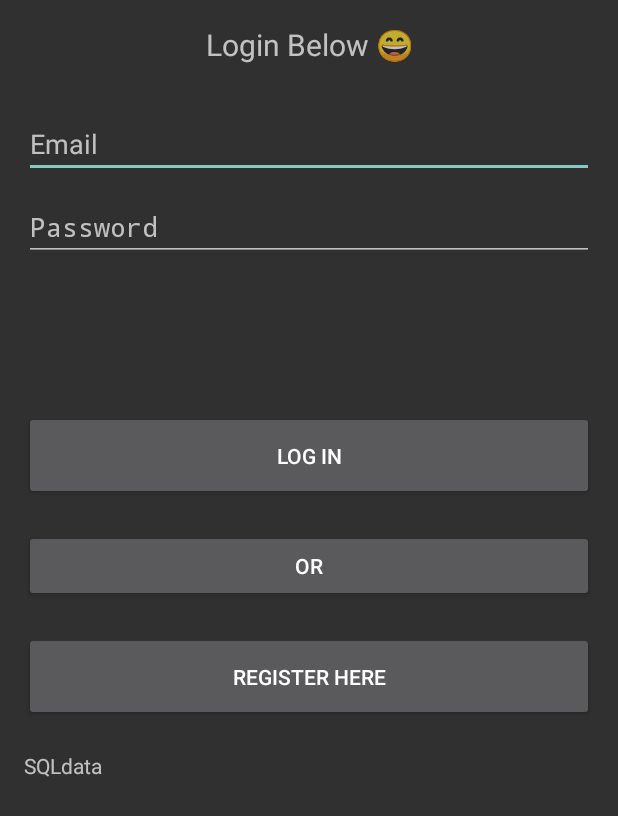
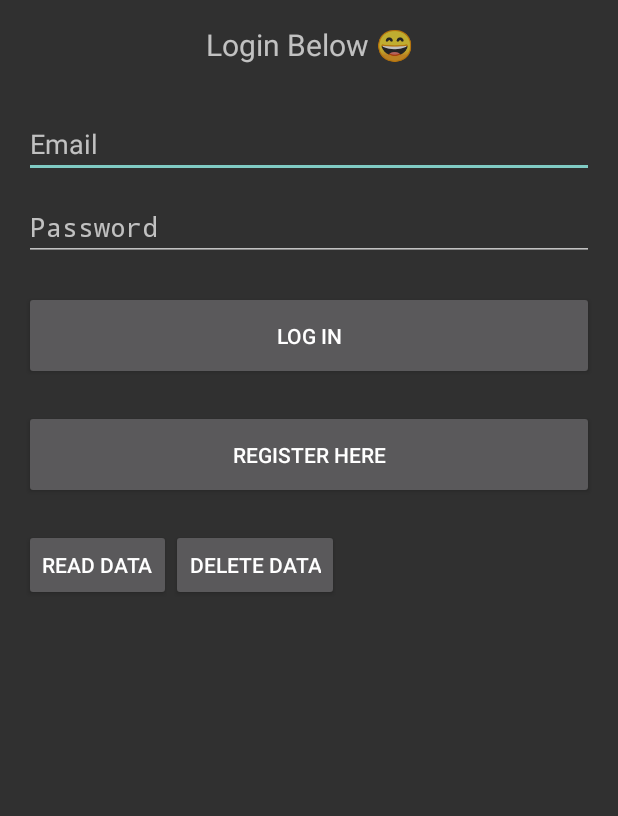
Before and after one commit to TOKITH/PRAYERCAPTIOUSAPP, an Android app: the screen it shows after launch (MainActivity), after a tap on "LOG IN", on a phone screen of 412 x 824 dp. Shown: the top 816 px of the screen. Run offline under Robolectric (Android 15) with nearby library versions, the phone set to English and light mode, and no system bars; libraries missing offline, so code that uses them is left out: com.jjoe64.graphview; 20 statements that could not run were skipped.

Commit message:
Changed login layout: added read+delete data temp feature, Created login function that rds user to home page from with name greeting of loggedin user

```diff
--- a/androidApp/src/main/java/com/example/prayercaptious/android/MainActivity.kt
+++ b/androidApp/src/main/java/com/example/prayercaptious/android/MainActivity.kt
@@ -61,7 +61,7 @@ class MainActivity : ComponentActivity(){
         register_loginStuff()
 
         //shows home screen
-        homeStuff()
+//        homeStuff()
 
         //from home screen moves to sensor stuff
         sensorStuff()
@@ -89,6 +89,7 @@ class MainActivity : ComponentActivity(){
     }
 
     fun register_loginStuff(){
+        //User has to login first to use the app
         setContentView(bindinglogin.root)
 
         //Redirects to registration page from login
@@ -117,31 +118,29 @@ class MainActivity : ComponentActivity(){
                     setContentView(bindinglogin.root)
                     register.clear_register()
                     MyUtils.showToast(this,"Log in now :)")
-                } else MyUtils.showToast(this,"Something went wrong!!!")
+                } else MyUtils.showToast(this,"Failed: registering data into db!!!")
             }
         }
 
         bindinglogin.loginBtn.setOnClickListener(){
             val email_entered = bindinglogin.loginEmailEt.text.toString().trim().lowercase()
             val pass_entered = bindinglogin.loginPassEt.text.toString()
-            val login_details:MutableList<User> = db.login_details(email_entered)
-            // >0 size means found logon details
-            if (login_details.size > 0){
-                if (login_details[0].pass == pass_entered){
+            userData = User(email_entered)
+            val userDetails_DB:User = db.login_details(userData)
+            // user details from DB != null means there are existing user email found for login
+            if (!userDetails_DB.email.isNullOrEmpty()){
+                if (userDetails_DB.pass == pass_entered){
                     MyUtils.showToast(this,"Login success")
+                    //shows home screen for the user
+                    homeStuff(userDetails_DB.name)
                 }else MyUtils.showToast(this,"Password does not match")
             } else MyUtils.showToast(this,"Email not found")
         }
 
-        bindinglogin.ordeleteBtn.setOnClickListener(){
-            readData()
-//            deleteData()
-        }
-    }
-
-    fun readData(){
-        var data:MutableList<User> = db.readRegistrationUserData()
-        bindinglogin.databaseTv.text="ID NAME EMAIL PASS\n"
+        //read or delete data
+        bindinglogin.readDataBtn.setOnClickListener(){
+            val data:MutableList<User> = db.readRegistrationUserData()
+            bindinglogin.databaseTv.text = "ID NAME EMAIL PASS\n"
             for (i in 0 until data.size){
                 bindinglogin.databaseTv.append(
                     data[i].id.toString()+" "+
@@ -152,12 +151,17 @@ class MainActivity : ComponentActivity(){
             }
         }
 
-    fun deleteData(){
+        bindinglogin.deleteDataBtn.setOnClickListener(){
             db.deleteRegistrationUserData()
         }
-    fun homeStuff(){
-        //shows home layout
-//        setContentView(bindinghome.root)
+
+    }
+
+    fun homeStuff(name:String){
+
+        setContentView(bindinghome.root)
+
+        bindinghome.tvWelcomeUser.text = "As-Salaam-Alaikum $name 😁,\nWelcome back to Prayer Captious App!"
 
         val countdown = object : CountDownTimer(3000, 1000) {
 
--- a/androidApp/src/main/java/com/example/prayercaptious/android/SQLliteDB.kt
+++ b/androidApp/src/main/java/com/example/prayercaptious/android/SQLliteDB.kt
@@ -41,7 +41,7 @@ class SQLliteDB(
     }
 
     override fun onCreate(db: SQLiteDatabase?) {
-        val createUserTable = ("CREATE TABLE "+ TABLE_USER+ " ("
+        val createUserTable = ("CREATE TABLE [IF NOT EXISTS] "+ TABLE_USER+ " ("
                 + COL_USER_ID+" INTEGER PRIMARY KEY AUTOINCREMENT,"
                 + COL_NAME+" VARCHAR(255) NOT NULL,"
                 + COL_EMAIL+" VARCHAR(255) NOT NULL,"
@@ -128,29 +128,33 @@ class SQLliteDB(
         val db = this.readableDatabase
         val existingEmail = "SELECT * FROM $TABLE_USER WHERE $COL_EMAIL = '$email' "
         val cursor:Cursor = db.rawQuery(existingEmail,null)
+        val existing = cursor.moveToFirst()
 
         cursor.close()
         db.close()
 
         // moveToFirst = true means existing user as there are data to move to
         // moveToFirst = false means non existing user
-        return cursor.moveToFirst()
+        return existing
     }
 
-    fun login_details(email: String): MutableList<User>{
+    fun login_details(user: User): User{
         val db = this.readableDatabase
-        var userLoginDetails:MutableList<User> = arrayListOf()
-        val existingEmail = "SELECT * FROM $TABLE_USER WHERE $COL_EMAIL = '$email' "
+        val entered_email = user.email
+        val existingEmail = "SELECT * FROM $TABLE_USER WHERE $COL_EMAIL = '$entered_email' "
         val cursor:Cursor = db.rawQuery(existingEmail,null)
 
-        if (cursor.moveToFirst()){
-            val user:User = User()
+        //set values to null unless there are values
+        user.email = null
+        user.pass = null
+        if (cursor.moveToFirst()) {
             user.email = cursor.getString(cursor.getColumnIndex(COL_EMAIL).toInt())
             user.pass = cursor.getString(cursor.getColumnIndex(COL_PASSWORD).toInt())
-            userLoginDetails.add(user)
+            user.name = cursor.getString(cursor.getColumnIndex(COL_NAME).toInt())
         }
         db.close()
-        return userLoginDetails
+        cursor.close()
+        return user
     }
 
 }
--- a/androidApp/src/main/java/com/example/prayercaptious/android/VerifiedUserData.kt
+++ b/androidApp/src/main/java/com/example/prayercaptious/android/VerifiedUserData.kt
@@ -3,13 +3,21 @@ package com.example.prayercaptious.android
 class User(
     var id: Int=0,
     var name: String="",
-    var email: String="",
-    var pass: String=""
-) {
-    constructor(name:String,email:String,pass:String) : this() {
+    var email: String?="",
+    var pass: String?=""
+){
+    constructor(name:String,email:String,pass:String) : this(0,name,email,pass) {
         this.name = name
         this.email = email
         this.pass = pass
     }
+    constructor(email:String): this(0,"",email,""){
+        this.email = email
+    }
+
+    constructor(email:String, pass:String):this(0,"",email,pass){
+        this.email = String()
+        this.pass = String()
+    }
 
 }
--- a/androidApp/src/main/res/layout/home_screen.xml
+++ b/androidApp/src/main/res/layout/home_screen.xml
@@ -7,6 +7,12 @@
     android:padding="16dp"
     tools:context=".MainActivity">
 
+
+    <TextView
+        android:id="@+id/tvWelcomeUser"
+        android:layout_width="match_parent"
+        android:layout_height="wrap_content"
+        android:textSize="20sp"/>
     <Button
         android:id="@+id/btnTimerStart"
         android:layout_width="match_parent"
--- a/androidApp/src/main/res/layout/registration_login.xml
+++ b/androidApp/src/main/res/layout/registration_login.xml
@@ -39,16 +39,8 @@
         android:layout_width="match_parent"
         android:layout_height="wrap_content"
         android:padding="20dp"
-        android:layout_marginTop="100dp"
+        android:layout_marginTop="20dp"
         android:text="@string/loginbtn"/>
-
-    <Button
-        android:id="@+id/ordelete_btn"
-        android:layout_width="match_parent"
-        android:layout_height="wrap_content"
-        android:text="@string/or"
-        android:layout_marginTop="20dp"
-        android:textAlignment="center"/>
 
     <Button
         android:id="@+id/register_rd_btn"
@@ -58,17 +50,44 @@
         android:layout_marginTop="20dp"
         android:text="@string/register_page_rd"/>
 
+<!--Temporary to read and write data-->
+    <LinearLayout
+        android:layout_width="match_parent"
+        android:layout_height="wrap_content"
+        android:orientation="horizontal"
+        android:layout_gravity="center"
+        android:weightSum="2">
+
+        <Button
+            android:id="@+id/read_data_btn"
+            android:layout_width="wrap_content"
+            android:layout_height="wrap_content"
+            android:text="@string/read_data_btn"
+            android:layout_marginTop="20dp"
+            android:textAlignment="center"/>
+
+        <Button
+            android:id="@+id/delete_data_btn"
+            android:layout_width="wrap_content"
+            android:layout_height="wrap_content"
+            android:text="@string/delete_data_btn"
+            android:layout_marginTop="20dp"
+            android:textAlignment="center"/>
+
+    </LinearLayout>
+
     <ScrollView
         android:layout_width="match_parent"
         android:layout_height="wrap_content"
         android:fillViewport="true">
     <TextView
         android:id="@+id/database_tv"
-        android:text="SQLdata"
         android:layout_width="match_parent"
         android:layout_height="wrap_content"
-        android:layout_marginTop="20dp"/>
+        android:layout_marginTop="10dp"/>
     </ScrollView>
+
+<!--    End of temporary stuff-->
 
 
 
--- a/androidApp/src/main/res/values/strings.xml
+++ b/androidApp/src/main/res/values/strings.xml
@@ -28,6 +28,8 @@
     <string name="loginbtn">Log in</string>
     <string name="register_page_rd">Register here</string>
     <string name="or">OR</string>
+    <string name="read_data_btn">Read Data</string>
+    <string name="delete_data_btn">Delete Data</string>
 
 
 </resources>
```
Also changed, not shown: androidApp/src/main/res/layout/activity_main.xml (indentation only). Lines whose indentation alone changed are shown as unchanged.
